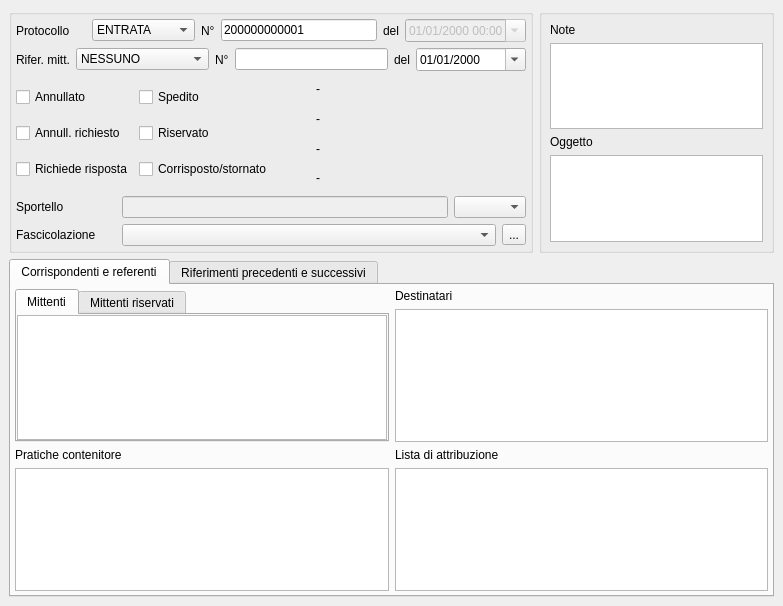
tizianolattisi/suitegda, file src/com/axiastudio/suite/protocollo/forms/protocollo.ui: the form before one commit.
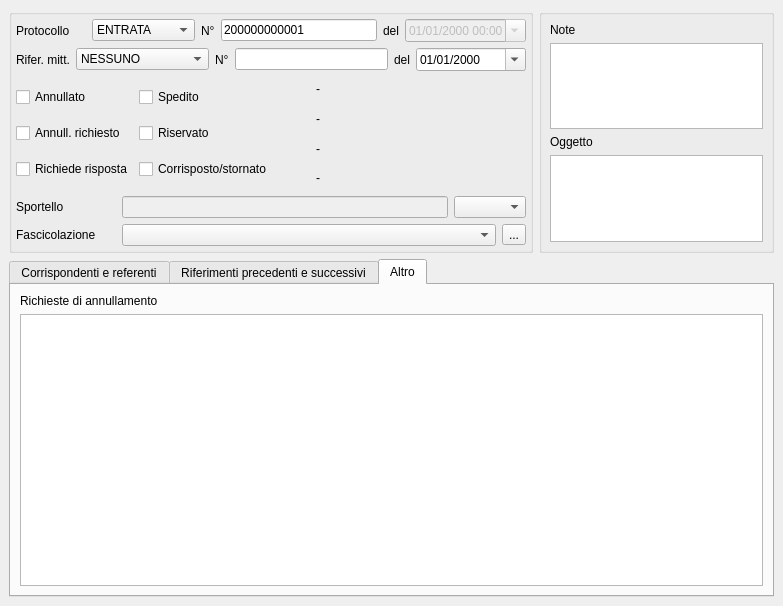
The form after the commit. Custom widgets are drawn as their Qt base class.

Commit message: Un paio di form e un adapter per la gestione degli annullamenti.

The edit to the form file:
```diff
--- a/src/com/axiastudio/suite/protocollo/forms/protocollo.ui
+++ b/src/com/axiastudio/suite/protocollo/forms/protocollo.ui
@@ -635,7 +635,7 @@
     <item row="1" column="0" colspan="2">
      <widget class="QTabWidget" name="tabWidget">
       <property name="currentIndex">
-       <number>0</number>
+       <number>2</number>
       </property>
       <widget class="QWidget" name="tab">
        <attribute name="title">
@@ -843,6 +843,33 @@
         </item>
        </layout>
       </widget>
+      <widget class="QWidget" name="tab_5">
+       <attribute name="title">
+        <string>Altro</string>
+       </attribute>
+       <layout class="QVBoxLayout" name="verticalLayout_6">
+        <item>
+         <widget class="QLabel" name="label_5">
+          <property name="text">
+           <string>Richieste di annullamento</string>
+          </property>
+         </widget>
+        </item>
+        <item>
+         <widget class="com.axiastudio.pypapi.ui.widgets.PyPaPiTableView" name="tableView_attribuzioni_2">
+          <property name="entity" stdset="0">
+           <string>.annullamentoProtocolloCollection</string>
+          </property>
+          <property name="columns" stdset="0">
+           <string>&gt;esecutorerichiesta&lt;,&gt;datarichiesta&lt;,&gt;statorichiesta&lt;,&lt;motivazioneannullamento&gt;</string>
+          </property>
+          <property name="reference" stdset="0">
+           <string>motivazioneannullamento</string>
+          </property>
+         </widget>
+        </item>
+       </layout>
+      </widget>
      </widget>
     </item>
    </layout>
```
The commit also changes 4 other files.
